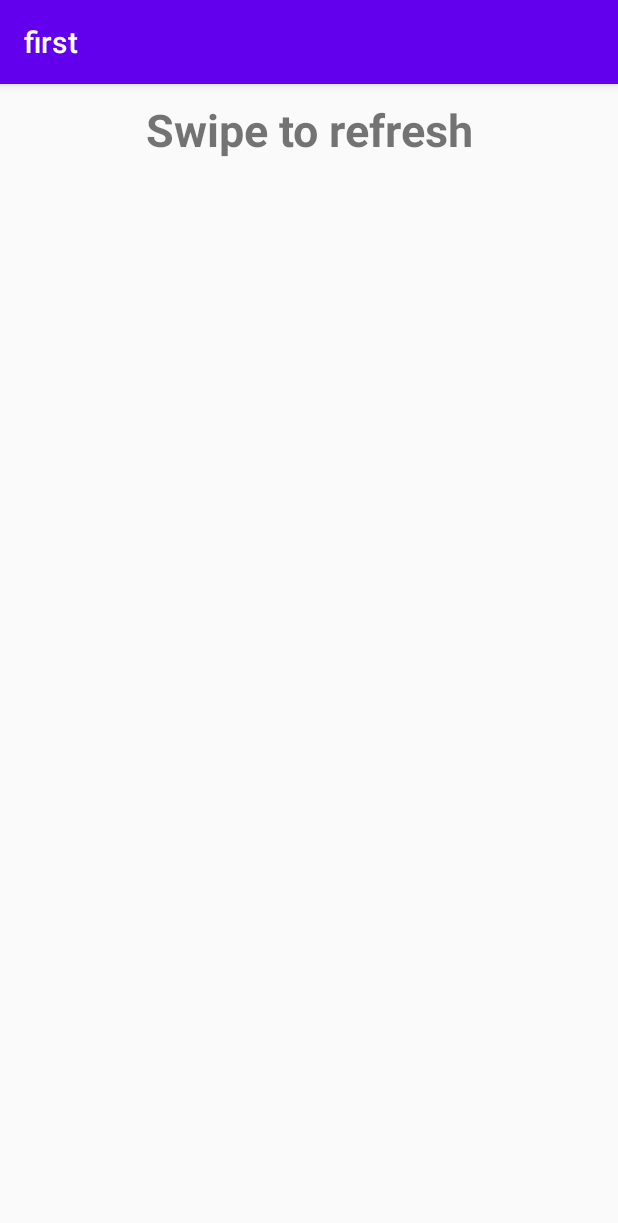
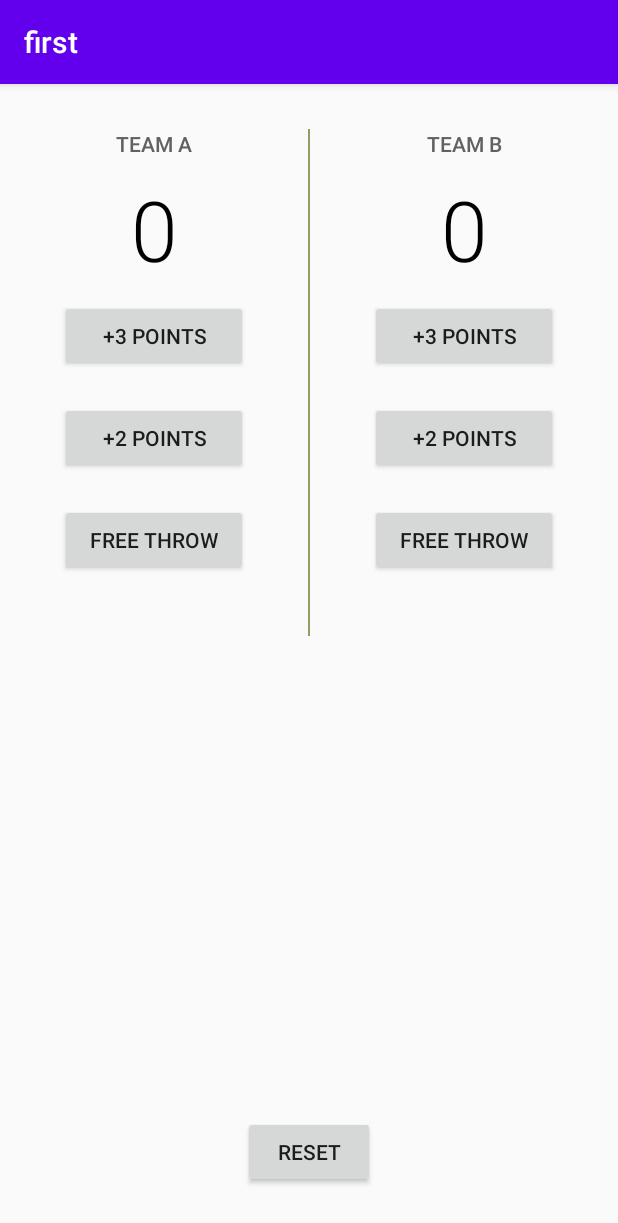
Before and after one commit to priyalbhatewara123/Basic-Android-Programs, an Android app: the screen it shows after launch (swiperefresh before the commit, CourtCounter after it), on a phone screen of 412 x 824 dp. Shown: the top 1223 px of the screen. Run offline under Robolectric (Android 15) with nearby library versions, the light colour scheme and no system bars.

Commit message:
User Input-3

```diff
--- a/app/build.gradle
+++ b/app/build.gradle
@@ -1,4 +1,5 @@
 apply plugin: 'com.android.application'
+apply plugin: 'com.google.gms.google-services'
 
 android {
     compileSdkVersion 29
@@ -32,6 +33,7 @@ dependencies {
     implementation 'com.android.support:design:28.0.0'
     implementation 'android.arch.navigation:navigation-fragment:1.0.0'
     implementation 'android.arch.navigation:navigation-ui:1.0.0'
+    implementation 'com.google.firebase:firebase-auth:16.0.5'
     testImplementation 'junit:junit:4.12'
     androidTestImplementation 'com.android.support.test:runner:1.0.2'
     androidTestImplementation 'com.android.support.test.espresso:espresso-core:3.0.2'
--- /dev/null
+++ b/app/src/main/java/com/example/first/CourtCounter.java
@@ -0,0 +1,73 @@
+package com.example.first;
+
+import android.support.v7.app.AppCompatActivity;
+import android.os.Bundle;
+import android.view.View;
+import android.widget.Button;
+import android.widget.TextView;
+
+public class CourtCounter extends AppCompatActivity {
+    TextView pointsA , pointsB;
+    Button add3A , add2A , freeThrowA , add3B , add2B , freeThrowB;
+    int points_teamA = 0;
+    int points_teamB = 0;
+
+    @Override
+    protected void onCreate(Bundle savedInstanceState) {
+        super.onCreate(savedInstanceState);
+        setContentView(R.layout.activity_court_counter);
+        pointsA = findViewById(R.id.pointsA);
+        pointsB = findViewById(R.id.pointsB);
+        add3A = findViewById(R.id.plus3A);
+        add2A = findViewById(R.id.plus2A);
+        add3B = findViewById(R.id.plus3B);
+        add2B = findViewById(R.id.plus2B);
+        freeThrowA = findViewById(R.id.freeThrowA);
+        freeThrowB = findViewById(R.id.freeThrowB);
+
+    }
+
+    public void add3ForA(View view) {
+        points_teamA += 3;
+        displayA(points_teamA);
+    }
+
+    public void add2ForA(View view) {
+        points_teamA += 2;
+        displayA(points_teamA);
+    }
+
+    public void freeThrowA(View view) {
+        points_teamA += 1;
+        displayA(points_teamA);
+    }
+
+    public void add3ForB(View view) {
+        points_teamB += 3;
+        displayB(points_teamB);
+    }
+
+    public void add2ForB(View view) {
+        points_teamB +=2;
+        displayB(points_teamB);
+    }
+
+    public void freeThrowB(View view) {
+        points_teamB += 1;
+        displayB(points_teamB);
+    }
+
+    public void displayA(int a){
+        pointsA.setText(""+a);
+    }
+    public void displayB(int b){
+        pointsB.setText(""+b);
+    }
+
+    public void reset(View view) {
+        points_teamA = 0;
+        points_teamB = 0;
+        displayA(points_teamA);
+        displayB(points_teamB);
+    }
+}
--- /dev/null
+++ b/app/src/main/res/layout/activity_court_counter.xml
@@ -0,0 +1,146 @@
+<?xml version="1.0" encoding="utf-8"?>
+<RelativeLayout xmlns:android="http://schemas.android.com/apk/res/android"
+    xmlns:app="http://schemas.android.com/apk/res-auto"
+    xmlns:tools="http://schemas.android.com/tools"
+    android:layout_width="match_parent"
+    android:layout_height="match_parent"
+    tools:context=".CourtCounter">
+
+    <LinearLayout
+        android:layout_width="match_parent"
+        android:layout_height="wrap_content"
+        android:orientation="horizontal">
+
+        <LinearLayout
+            android:layout_width="0dp"
+            android:layout_height="wrap_content"
+            android:layout_margin="30dp"
+            android:layout_weight="1"
+            android:orientation="vertical">
+
+            <TextView
+                android:layout_width="match_parent"
+                android:layout_height="wrap_content"
+                android:gravity="center"
+                android:text="Team a"
+                android:textAllCaps="true"
+                android:textColor="#616161"
+                android:textSize="14sp"
+                android:fontFamily="sans-serif-medium"/>
+
+            <TextView
+                android:id="@+id/pointsA"
+                android:layout_width="match_parent"
+                android:layout_height="wrap_content"
+                android:layout_marginTop="10dp"
+                android:gravity="center"
+                android:text="0"
+                android:textColor="#000000"
+                android:textSize="56sp"
+                android:fontFamily="sans-serif-light"/>
+
+            <Button
+                android:id="@+id/plus3A"
+                android:layout_width="match_parent"
+                android:layout_height="wrap_content"
+                android:layout_margin="10dp"
+                android:onClick="add3ForA"
+                android:text="+3 points"
+                android:textAllCaps="true" />
+
+            <Button
+                android:id="@+id/plus2A"
+                android:layout_width="match_parent"
+                android:layout_height="wrap_content"
+                android:layout_margin="10dp"
+                android:onClick="add2ForA"
+                android:text="+2 points"
+                android:textAllCaps="true" />
+
+            <Button
+                android:id="@+id/freeThrowA"
+                android:layout_width="match_parent"
+                android:layout_height="wrap_content"
+                android:layout_margin="10dp"
+                android:onClick="freeThrowA"
+                android:text="free throw"
+                android:textAllCaps="true" />
+
+        </LinearLayout>
+
+        <View
+            android:layout_width="1dp"
+            android:layout_height="match_parent"
+            android:background="#999966"
+            android:layout_marginTop="30dp"/>
+
+        <LinearLayout
+            android:layout_width="0dp"
+            android:layout_height="wrap_content"
+            android:layout_margin="30dp"
+            android:layout_weight="1"
+            android:orientation="vertical">
+
+            <TextView
+                android:layout_width="match_parent"
+                android:layout_height="wrap_content"
+                android:gravity="center"
+                android:text="Team B"
+                android:textAllCaps="true"
+                android:textColor="#616161"
+                android:textSize="14sp"
+                android:fontFamily="sans-serif-medium"/>
+
+            <TextView
+                android:id="@+id/pointsB"
+                android:layout_width="match_parent"
+                android:layout_height="wrap_content"
+                android:layout_marginTop="10dp"
+                android:gravity="center"
+                android:text="0"
+                android:textColor="#000000"
+                android:textSize="56sp"
+                android:fontFamily="sans-serif-light" />
+
+            <Button
+                android:id="@+id/plus3B"
+                android:layout_width="match_parent"
+                android:layout_height="wrap_content"
+                android:layout_margin="10dp"
+                android:onClick="add3ForB"
+                android:text="+3 points"
+                android:textAllCaps="true" />
+
+            <Button
+                android:id="@+id/plus2B"
+                android:layout_width="match_parent"
+                android:layout_height="wrap_content"
+                android:layout_margin="10dp"
+                android:onClick="add2ForB"
+                android:text="+2 points"
+                android:textAllCaps="true" />
+
+            <Button
+                android:id="@+id/freeThrowB"
+                android:layout_width="match_parent"
+                android:layout_height="wrap_content"
+                android:layout_margin="10dp"
+                android:onClick="freeThrowB"
+                android:text="free throw"
+                android:textAllCaps="true" />
+
+        </LinearLayout>
+
+    </LinearLayout>
+
+    <Button
+        android:layout_width="wrap_content"
+        android:layout_height="wrap_content"
+        android:text="Reset"
+        android:textAllCaps="true"
+        android:layout_alignParentBottom="true"
+        android:layout_centerHorizontal="true"
+        android:layout_marginBottom="32dp"
+        android:onClick="reset"/>
+
+</RelativeLayout>
--- a/app/src/main/res/layout/activity_main5.xml
+++ b/app/src/main/res/layout/activity_main5.xml
@@ -38,7 +38,7 @@
         android:background="#000000"
         android:text="CALL"
         android:textColor="#ffffff"
-        android:layout_below="@+id/et3"
+        android:layout_below="@id/et3"
         android:layout_marginLeft="100dp"
         android:layout_marginTop="40dp"
         android:id="@+id/bt4"
--- a/build.gradle
+++ b/build.gradle
@@ -9,6 +9,7 @@ buildscript {
     }
     dependencies {
         classpath 'com.android.tools.build:gradle:3.6.3'
+        classpath 'com.google.gms:google-services:4.2.0'
 
 
         // NOTE: Do not place your application dependencies here; they belong
```
Also changed, not shown: app/src/main/AndroidManifest.xml (+9 -5 lines), app/src/main/java/com/example/first/JustJava.java (added, +47 -0 lines), app/src/main/java/com/example/first/constraintExample.java (added, +13 -0 lines), app/src/main/java/com/example/first/currenttime.java (added, +38 -0 lines), app/src/main/res/layout/activity_constraint_example.xml (added, +28 -0 lines), app/src/main/res/layout/activity_currenttime.xml (added, +29 -0 lines), app/src/main/res/layout/activity_just_java.xml (added, +88 -0 lines), app/src/main/res/values/styles.xml (+9 -0 lines).
